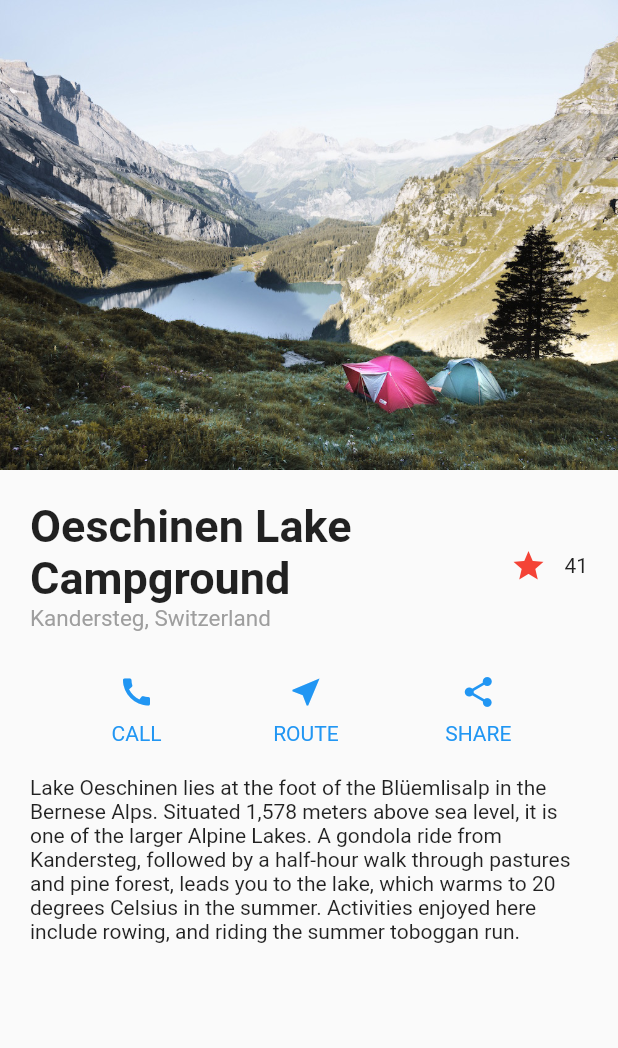
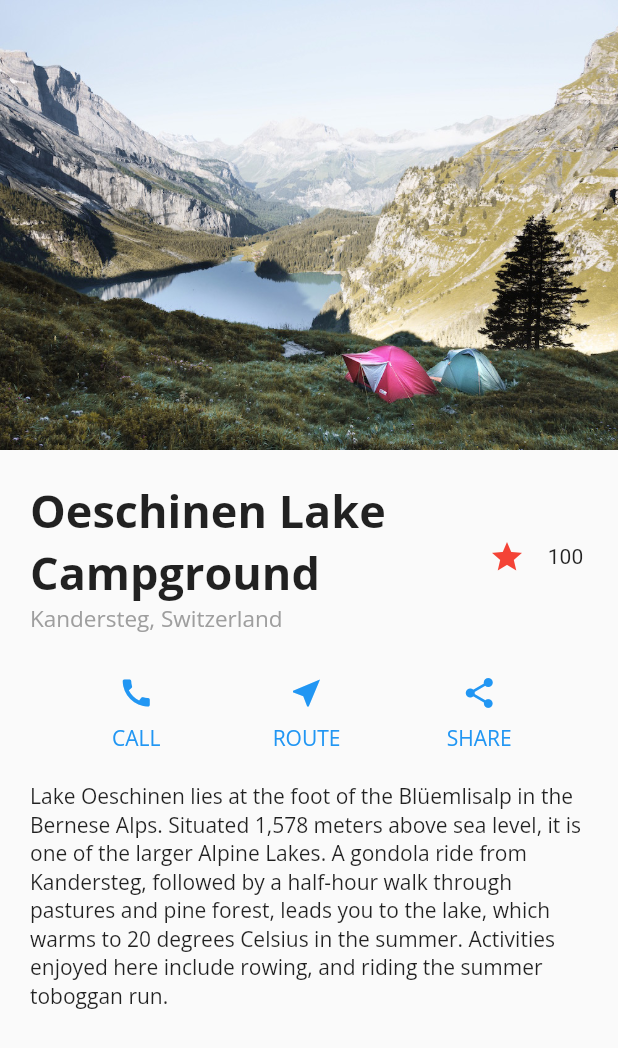
Before and after one commit to Abhiroop25902/Flutter-Festival-Builds, a Flutter app: the screen it shows after launch, on a phone screen of 412 x 824 dp. Shown: the top 1048 px of the screen. Run offline on Flutter 3.47's test engine with Material 2 defaults, Android fonts, the phone set to English and light mode, and no system bars; our stand-ins replace google_fonts.

Commit message:
[FIX] fixed UI

```diff
--- a/2_Layout_Session/layout_app/lib/main.dart
+++ b/2_Layout_Session/layout_app/lib/main.dart
@@ -1,4 +1,5 @@
 import 'package:flutter/material.dart';
+import 'package:google_fonts/google_fonts.dart';
 
 void main() {
   runApp(const MyApp());
@@ -40,15 +41,18 @@ class MyHomePage extends StatelessWidget {
       child: Row(
         children: [
           Expanded(
-            child: Column(
-                crossAxisAlignment: CrossAxisAlignment.start,
-                children: const [
+            child:
+                Column(crossAxisAlignment: CrossAxisAlignment.start, children: [
               Text(
                 'Oeschinen Lake Campground',
-                    style: TextStyle(fontWeight: FontWeight.bold, fontSize: 30),
+                style: GoogleFonts.openSans(
+                    textStyle: const TextStyle(
+                        fontWeight: FontWeight.bold, fontSize: 30)),
               ),
               Text('Kandersteg, Switzerland',
-                      style: TextStyle(color: Colors.grey, fontSize: 15))
+                  style: GoogleFonts.openSans(
+                      textStyle:
+                          const TextStyle(color: Colors.grey, fontSize: 15)))
             ]),
           ),
           const IconCountWidget()
@@ -64,7 +68,9 @@ class MyHomePage extends StatelessWidget {
           padding: const EdgeInsets.all(8.0),
           child: Icon(iconData, color: Colors.blue),
         ),
-        Text(label, style: const TextStyle(color: Colors.blue))
+        Text(label,
+            style: GoogleFonts.openSans(
+                textStyle: const TextStyle(color: Colors.blue)))
       ],
     );
   }
@@ -80,24 +86,27 @@ class MyHomePage extends StatelessWidget {
   @override
   Widget build(BuildContext context) {
     return Scaffold(
-        body: Column(
+        body: ListView(
       children: [
         Image.asset(
           'assets/images/lake.jpg',
-          // height: 300,
+          height: 300,
           fit: BoxFit.cover,
         ),
         _titleRow(),
         _actionRow(),
         Padding(
           padding: EdgeInsets.all(_padding),
-          child: const Text(
+          child: Text(
             'Lake Oeschinen lies at the foot of the Blüemlisalp in the Bernese Alps. '
             'Situated 1,578 meters above sea level, it is one of the larger Alpine '
             'Lakes. A gondola ride from Kandersteg, followed by a half-hour walk '
             'through pastures and pine forest, leads you to the lake, '
             'which warms to 20 degrees Celsius in the summer. Activities '
-              'enjoyed here include rowing, and riding the summer toboggan run.'),
+            'enjoyed here include rowing, and riding the summer toboggan run.',
+            softWrap: true,
+            style: GoogleFonts.openSans(),
+          ),
         )
       ],
     ));
@@ -113,7 +122,7 @@ class IconCountWidget extends StatefulWidget {
 
 class _IconCountWidgetState extends State<IconCountWidget> {
   bool _selected = true;
-  int _count = 41;
+  int _count = 100;
   @override
   Widget build(BuildContext context) {
     return Row(
@@ -134,7 +143,10 @@ class _IconCountWidgetState extends State<IconCountWidget> {
               _selected ? Icons.star : Icons.star_border_outlined,
               color: Colors.red,
             )),
-        Text(_count.toString())
+        Container(
+            alignment: Alignment.center,
+            width: 30,
+            child: Text(_count.toString()))
       ],
     );
   }
--- a/2_Layout_Session/layout_app/pubspec.yaml
+++ b/2_Layout_Session/layout_app/pubspec.yaml
@@ -33,6 +33,7 @@ dependencies:
     # The following adds the Cupertino Icons font to your application.
     # Use with the CupertinoIcons class for iOS style icons.
     cupertino_icons: ^1.0.2
+    google_fonts: ^2.3.1
 
 dev_dependencies:
     flutter_test:
```
Also changed, not shown: 2_Layout_Session/layout_app/pubspec.lock. Lines whose indentation alone changed are shown as unchanged.
